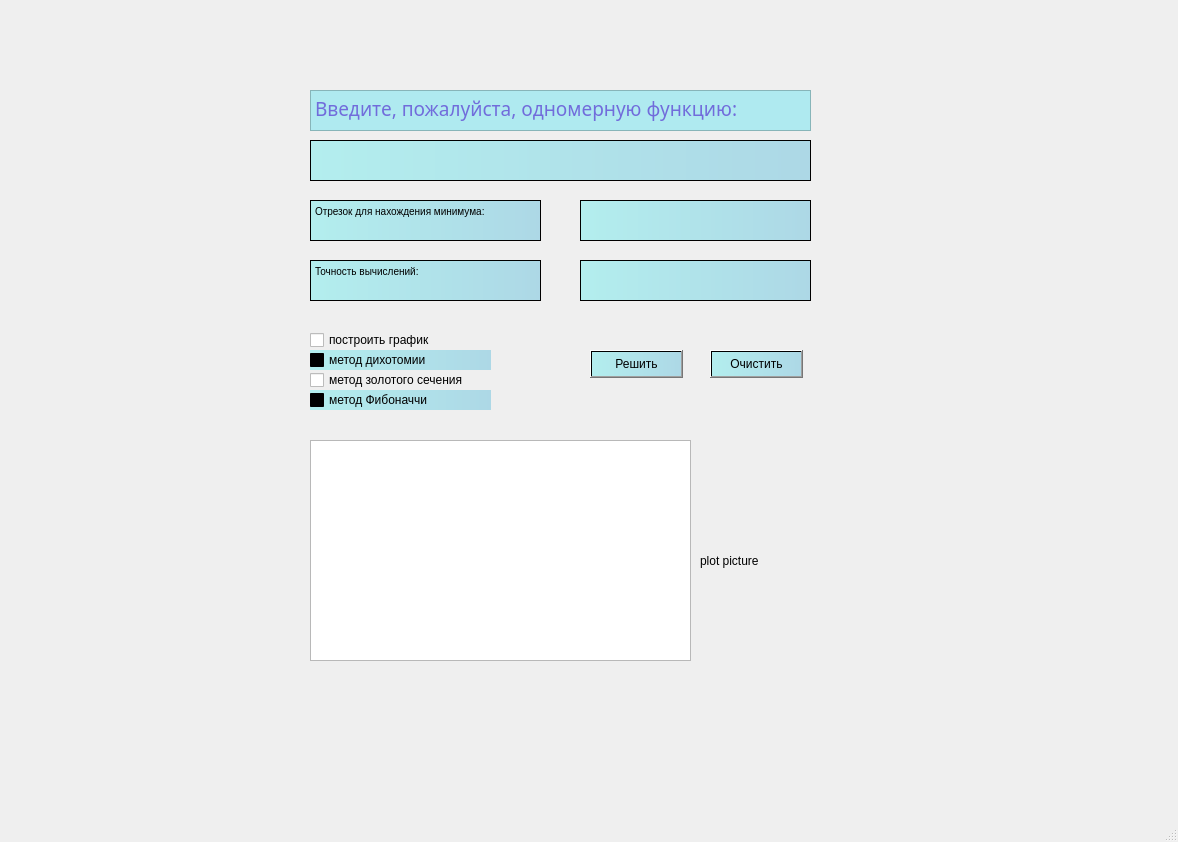
Qt form UI/MyApplication.ui (Brightest-Sunshine/GUI_Application) before a commit.
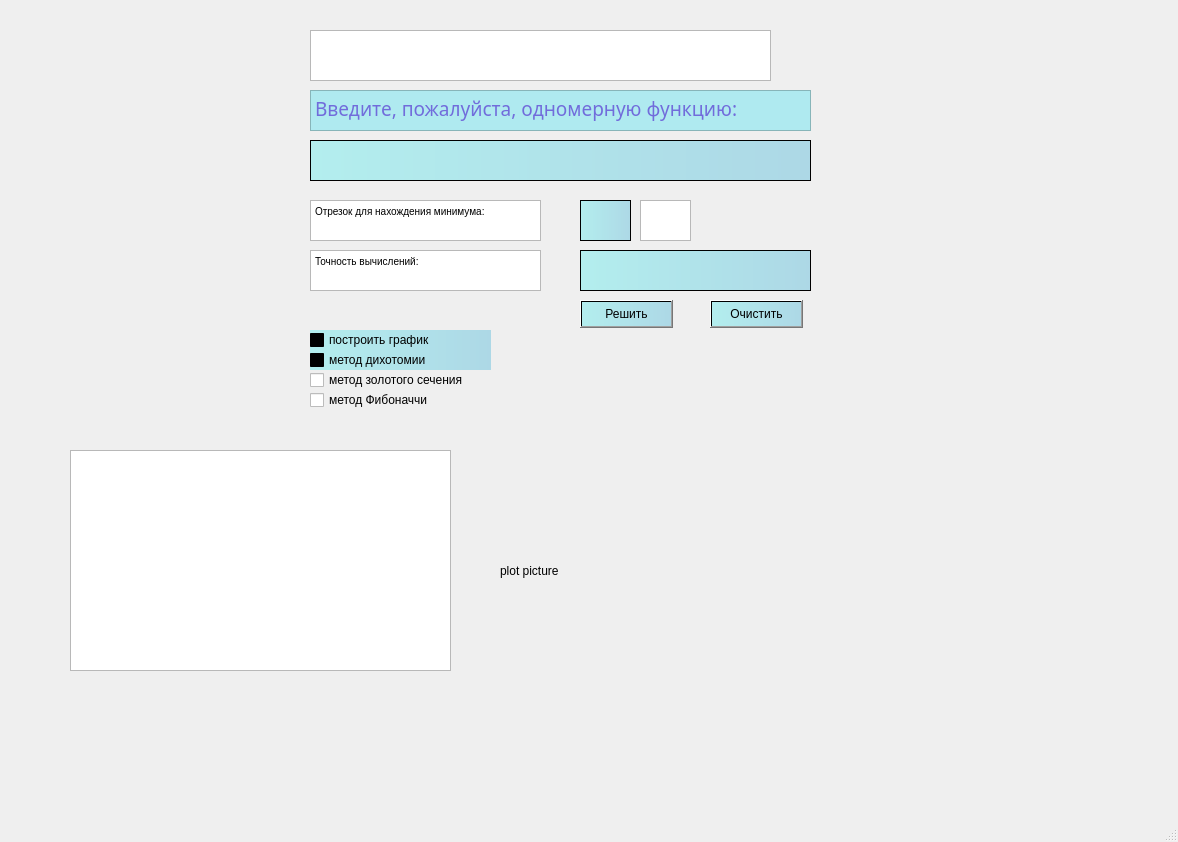
The same form after that commit. Icons and pictures are not drawn.

What changed in the file:
```diff
--- a/UI/MyApplication.ui
+++ b/UI/MyApplication.ui
@@ -73,8 +73,8 @@
    <widget class="QPushButton" name="pushButton">
     <property name="geometry">
      <rect>
-      <x>590</x>
-      <y>350</y>
+      <x>580</x>
+      <y>300</y>
       <width>93</width>
       <height>28</height>
      </rect>
@@ -90,7 +90,7 @@
     <property name="geometry">
      <rect>
       <x>710</x>
-      <y>350</y>
+      <y>300</y>
       <width>93</width>
       <height>28</height>
      </rect>
@@ -112,7 +112,7 @@
      </rect>
     </property>
     <property name="styleSheet">
-     <string notr="true"/>
+     <string notr="true">background-color: qlineargradient(spread:pad, x1:0, y1:0, x2:1, y2:0, stop:0 rgba(179,238,238, 255), stop:1 rgba(173,216,230, 255));</string>
     </property>
     <property name="text">
      <string>построить график</string>
@@ -159,9 +159,6 @@
       <height>20</height>
      </rect>
     </property>
-    <property name="styleSheet">
-     <string notr="true">background-color: qlineargradient(spread:pad, x1:0, y1:0, x2:1, y2:0, stop:0 rgba(179,238,238, 255), stop:1 rgba(173,216,230, 255));</string>
-    </property>
     <property name="text">
      <string>метод Фибоначчи</string>
     </property>
@@ -179,14 +176,14 @@
      </rect>
     </property>
     <property name="styleSheet">
-     <string notr="true">background-color: qlineargradient(spread:pad, x1:0, y1:0, x2:1, y2:0, stop:0 rgba(179,238,238, 255), stop:1 rgba(173,216,230, 255));</string>
+     <string notr="true">alternate-background-color: rgb(85, 85, 255);</string>
     </property>
     <property name="html">
      <string>&lt;!DOCTYPE HTML PUBLIC &quot;-//W3C//DTD HTML 4.0//EN&quot; &quot;http://www.w3.org/TR/REC-html40/strict.dtd&quot;&gt;
 &lt;html&gt;&lt;head&gt;&lt;meta name=&quot;qrichtext&quot; content=&quot;1&quot; /&gt;&lt;style type=&quot;text/css&quot;&gt;
 p, li { white-space: pre-wrap; }
-&lt;/style&gt;&lt;/head&gt;&lt;body style=&quot; font-family:'MS Shell Dlg 2'; font-size:7.8pt; font-weight:400; font-style:normal;&quot;&gt;
-&lt;p style=&quot; margin-top:0px; margin-bottom:0px; margin-left:0px; margin-right:0px; -qt-block-indent:0; text-indent:0px;&quot;&gt;&lt;span style=&quot; font-family:'MS Shell Dlg 2';&quot;&gt;Отрезок для нахождения минимума:&lt;/span&gt;&lt;/p&gt;&lt;/body&gt;&lt;/html&gt;</string>
+&lt;/style&gt;&lt;/head&gt;&lt;body style=&quot; font-family:'MS Shell Dlg 2'; font-size:8.25pt; font-weight:400; font-style:normal;&quot;&gt;
+&lt;p style=&quot; margin-top:0px; margin-bottom:0px; margin-left:0px; margin-right:0px; -qt-block-indent:0; text-indent:0px;&quot;&gt;&lt;span style=&quot; font-size:7.8pt;&quot;&gt;Отрезок для нахождения минимума:&lt;/span&gt;&lt;/p&gt;&lt;/body&gt;&lt;/html&gt;</string>
     </property>
    </widget>
    <widget class="QTextEdit" name="textEdit_2">
@@ -194,7 +191,7 @@
      <rect>
       <x>580</x>
       <y>200</y>
-      <width>231</width>
+      <width>51</width>
       <height>41</height>
      </rect>
     </property>
@@ -205,35 +202,35 @@
      <string>&lt;!DOCTYPE HTML PUBLIC &quot;-//W3C//DTD HTML 4.0//EN&quot; &quot;http://www.w3.org/TR/REC-html40/strict.dtd&quot;&gt;
 &lt;html&gt;&lt;head&gt;&lt;meta name=&quot;qrichtext&quot; content=&quot;1&quot; /&gt;&lt;style type=&quot;text/css&quot;&gt;
 p, li { white-space: pre-wrap; }
-&lt;/style&gt;&lt;/head&gt;&lt;body style=&quot; font-family:'MS Shell Dlg 2'; font-size:7.8pt; font-weight:400; font-style:normal;&quot;&gt;
-&lt;p style=&quot;-qt-paragraph-type:empty; margin-top:0px; margin-bottom:0px; margin-left:0px; margin-right:0px; -qt-block-indent:0; text-indent:0px; font-family:'MS Shell Dlg 2';&quot;&gt;&lt;br /&gt;&lt;/p&gt;&lt;/body&gt;&lt;/html&gt;</string>
+&lt;/style&gt;&lt;/head&gt;&lt;body style=&quot; font-family:'MS Shell Dlg 2'; font-size:8.25pt; font-weight:400; font-style:normal;&quot;&gt;
+&lt;p style=&quot;-qt-paragraph-type:empty; margin-top:0px; margin-bottom:0px; margin-left:0px; margin-right:0px; -qt-block-indent:0; text-indent:0px; font-size:7.8pt;&quot;&gt;&lt;br /&gt;&lt;/p&gt;&lt;/body&gt;&lt;/html&gt;</string>
     </property>
    </widget>
    <widget class="QTextBrowser" name="textBrowser_3">
     <property name="geometry">
      <rect>
       <x>310</x>
-      <y>260</y>
+      <y>250</y>
       <width>231</width>
       <height>41</height>
      </rect>
     </property>
     <property name="styleSheet">
-     <string notr="true">background-color: qlineargradient(spread:pad, x1:0, y1:0, x2:1, y2:0, stop:0 rgba(179,238,238, 255), stop:1 rgba(173,216,230, 255));</string>
+     <string notr="true">alternate-background-color: rgb(85, 85, 255);</string>
     </property>
     <property name="html">
      <string>&lt;!DOCTYPE HTML PUBLIC &quot;-//W3C//DTD HTML 4.0//EN&quot; &quot;http://www.w3.org/TR/REC-html40/strict.dtd&quot;&gt;
 &lt;html&gt;&lt;head&gt;&lt;meta name=&quot;qrichtext&quot; content=&quot;1&quot; /&gt;&lt;style type=&quot;text/css&quot;&gt;
 p, li { white-space: pre-wrap; }
-&lt;/style&gt;&lt;/head&gt;&lt;body style=&quot; font-family:'MS Shell Dlg 2'; font-size:7.8pt; font-weight:400; font-style:normal;&quot;&gt;
-&lt;p style=&quot; margin-top:0px; margin-bottom:0px; margin-left:0px; margin-right:0px; -qt-block-indent:0; text-indent:0px;&quot;&gt;&lt;span style=&quot; font-family:'MS Shell Dlg 2';&quot;&gt;Точность вычислений:&lt;/span&gt;&lt;/p&gt;&lt;/body&gt;&lt;/html&gt;</string>
+&lt;/style&gt;&lt;/head&gt;&lt;body style=&quot; font-family:'MS Shell Dlg 2'; font-size:8.25pt; font-weight:400; font-style:normal;&quot;&gt;
+&lt;p style=&quot; margin-top:0px; margin-bottom:0px; margin-left:0px; margin-right:0px; -qt-block-indent:0; text-indent:0px;&quot;&gt;&lt;span style=&quot; font-size:7.8pt;&quot;&gt;Точность вычислений:&lt;/span&gt;&lt;/p&gt;&lt;/body&gt;&lt;/html&gt;</string>
     </property>
    </widget>
    <widget class="QTextEdit" name="textEdit_3">
     <property name="geometry">
      <rect>
       <x>580</x>
-      <y>260</y>
+      <y>250</y>
       <width>231</width>
       <height>41</height>
      </rect>
@@ -245,8 +242,8 @@
      <string>&lt;!DOCTYPE HTML PUBLIC &quot;-//W3C//DTD HTML 4.0//EN&quot; &quot;http://www.w3.org/TR/REC-html40/strict.dtd&quot;&gt;
 &lt;html&gt;&lt;head&gt;&lt;meta name=&quot;qrichtext&quot; content=&quot;1&quot; /&gt;&lt;style type=&quot;text/css&quot;&gt;
 p, li { white-space: pre-wrap; }
-&lt;/style&gt;&lt;/head&gt;&lt;body style=&quot; font-family:'MS Shell Dlg 2'; font-size:7.8pt; font-weight:400; font-style:normal;&quot;&gt;
-&lt;p style=&quot;-qt-paragraph-type:empty; margin-top:0px; margin-bottom:0px; margin-left:0px; margin-right:0px; -qt-block-indent:0; text-indent:0px; font-family:'MS Shell Dlg 2';&quot;&gt;&lt;br /&gt;&lt;/p&gt;&lt;/body&gt;&lt;/html&gt;</string>
+&lt;/style&gt;&lt;/head&gt;&lt;body style=&quot; font-family:'MS Shell Dlg 2'; font-size:8.25pt; font-weight:400; font-style:normal;&quot;&gt;
+&lt;p style=&quot;-qt-paragraph-type:empty; margin-top:0px; margin-bottom:0px; margin-left:0px; margin-right:0px; -qt-block-indent:0; text-indent:0px; font-size:7.8pt;&quot;&gt;&lt;br /&gt;&lt;/p&gt;&lt;/body&gt;&lt;/html&gt;</string>
     </property>
    </widget>
    <widget class="QTextBrowser" name="textBrowser_4">
@@ -255,8 +252,8 @@
     </property>
     <property name="geometry">
      <rect>
-      <x>310</x>
-      <y>440</y>
+      <x>70</x>
+      <y>450</y>
       <width>381</width>
       <height>221</height>
      </rect>
@@ -265,19 +262,36 @@
    <widget class="QLabel" name="label">
     <property name="geometry">
      <rect>
-      <x>700</x>
-      <y>400</y>
-      <width>421</width>
-      <height>321</height>
+      <x>500</x>
+      <y>330</y>
+      <width>641</width>
+      <height>481</height>
      </rect>
     </property>
-    <property name="layoutDirection">
-     <enum>Qt::LeftToRight</enum>
-    </property>
     <property name="text">
      <string>plot picture</string>
     </property>
    </widget>
+   <widget class="QTextEdit" name="textEdit_4">
+    <property name="geometry">
+     <rect>
+      <x>640</x>
+      <y>200</y>
+      <width>51</width>
+      <height>41</height>
+     </rect>
+    </property>
+   </widget>
+   <widget class="QTextBrowser" name="textBrowser_5">
+    <property name="geometry">
+     <rect>
+      <x>310</x>
+      <y>30</y>
+      <width>461</width>
+      <height>51</height>
+     </rect>
+    </property>
+   </widget>
   </widget>
   <widget class="QMenuBar" name="menubar">
    <property name="geometry">
```
Left out of the diff: 17 changed lines with no effect on the pictures.
